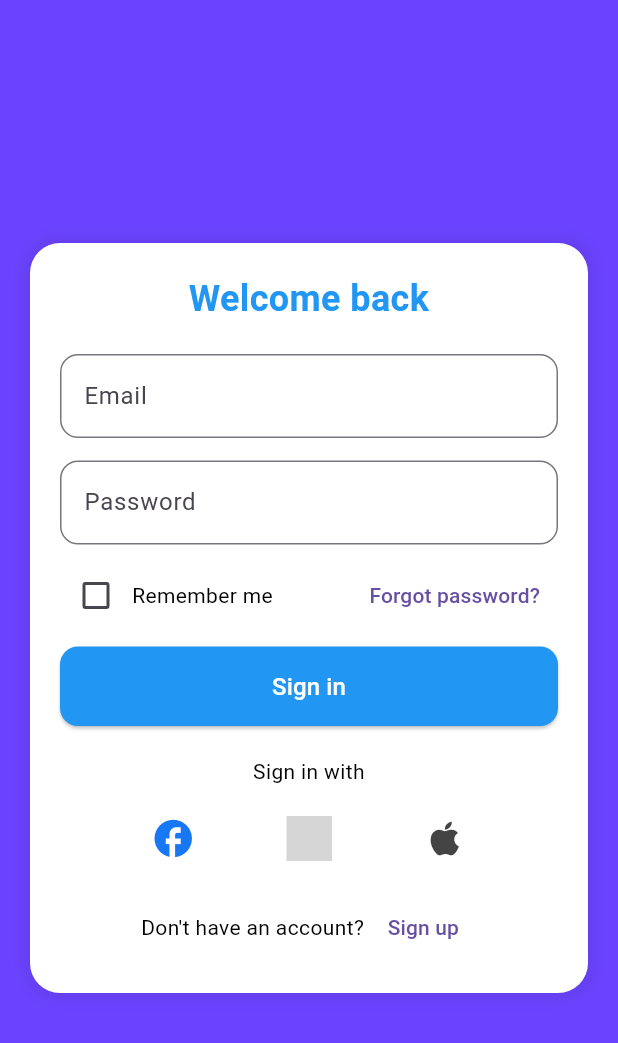
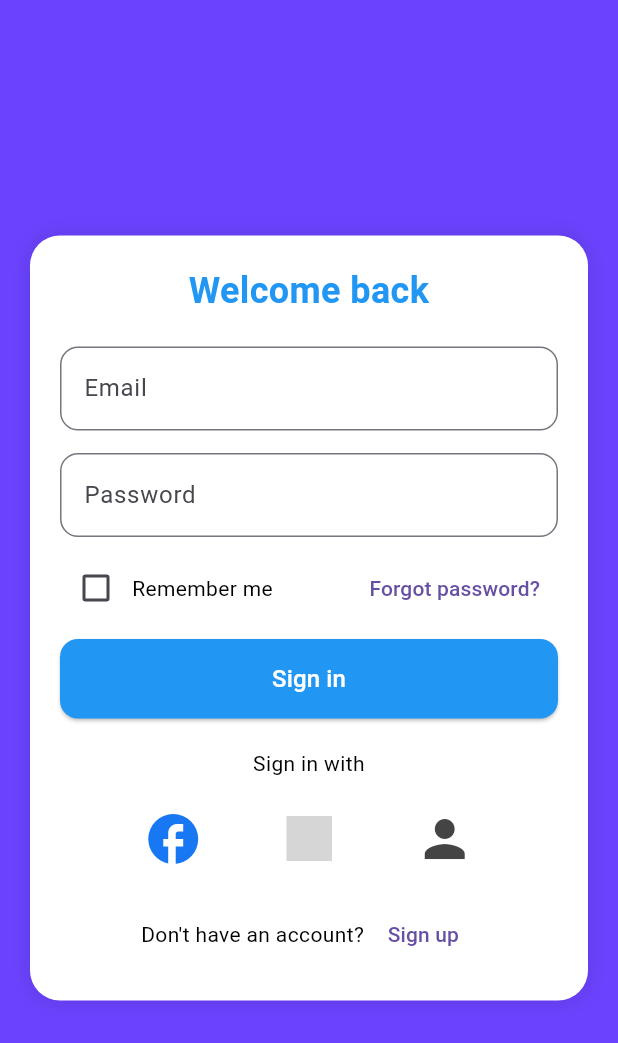
Before and after one commit to komuro-tairoku/Monthly_expenses_mobileApp, a Flutter app: the screen it shows after launch, after a tap on "Skip", after a tap on "Tiếp tục", on a phone screen of 412 x 824 dp. Shown: the top 1043 px of the screen. Run offline on Flutter 3.47's test engine with Material 3 defaults, Android fonts, the phone set to English and light mode, and no system bars; our stand-ins replace animated_toggle_switch, cloud_firestore, connectivity_plus, firebase_auth, firebase_core, fl_chart and 8 more; accounts and stored records are empty; grey boxes are pictures that could not be loaded.

Commit message:
Icon login

```diff
--- a/lib/Screen/loginScreen.dart
+++ b/lib/Screen/loginScreen.dart
@@ -218,14 +218,14 @@ class _LoginScreenState extends State<LoginScreen> {
                     children: [
                       const Icon(
                         Icons.facebook,
-                        size: 30,
+                        size: 40,
                         color: Color(0xFF1877F2),
                       ),
                       InkWell(
                         onTap: _isLoading ? null : _signInWithGoogle,
                         child: Logo(Logos.google, size: 30),
                       ),
-                      const Icon(Icons.apple, size: 30),
+                      const Icon(Icons.person, size: 40),
                     ],
                   ),
                   const SizedBox(height: 20),
```
Also changed, not shown: lib/Screen/signupScreen.dart (+5 -2 lines).
